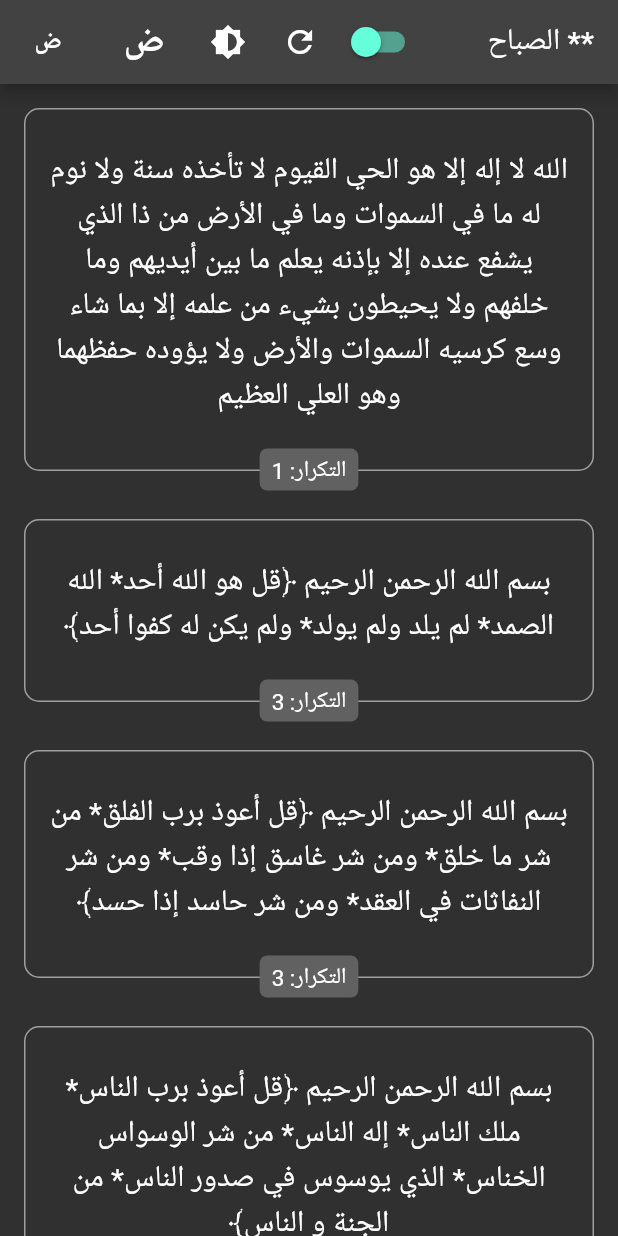
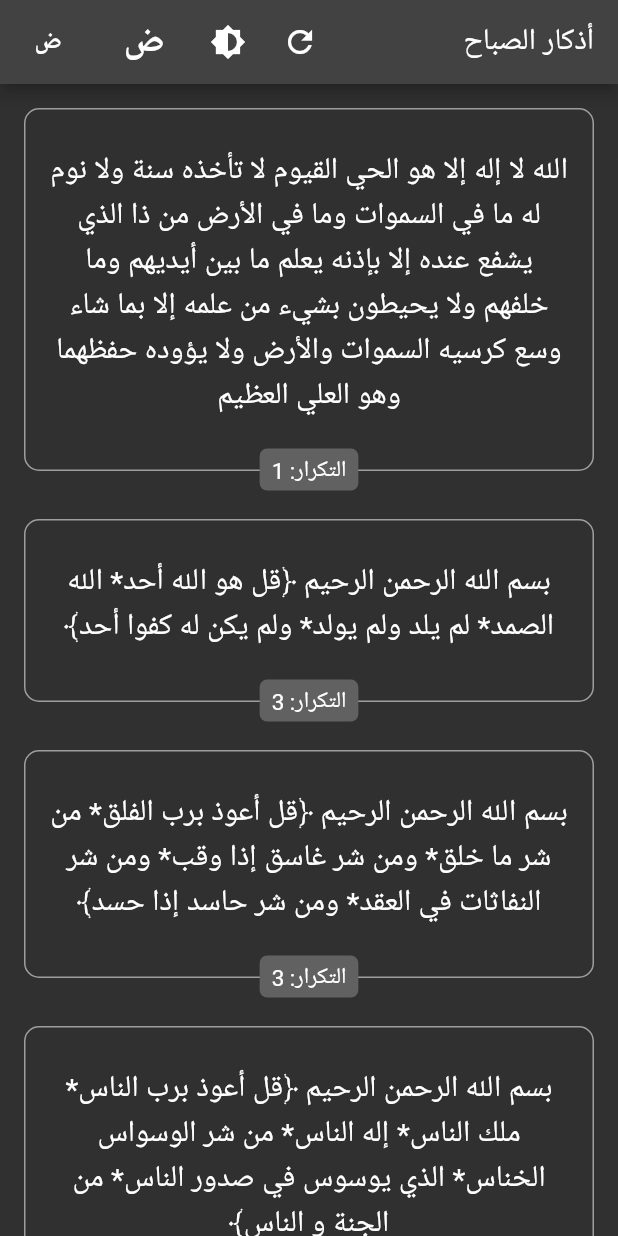
Before and after one commit to ghaithlab/athkarapp, a Flutter app: the screen it shows after launch, on a phone screen of 412 x 824 dp. Run offline on Flutter 3.47's test engine with Material 2 defaults, Android fonts, the phone set to English and light mode, and no system bars; our stand-ins replace shared_preferences; missing offline and left inert: flutter_vibrate.

Commit message:
changes to athkarPage UI

```diff
--- a/lib/athkar/athkarPage.dart
+++ b/lib/athkar/athkarPage.dart
@@ -1,5 +1,6 @@
 import 'package:athkarapp/main.dart';
 
+import '../selectableButton.dart';
 import 'athkar.dart';
 import 'package:flutter/material.dart';
 import 'package:shared_preferences/shared_preferences.dart';
@@ -17,6 +18,8 @@ class _AthkarPageState extends State<AthkarPage> {
   double _fontSize = 0;
   bool _isMorning = true; // Set the initial value to true
   late SharedPreferences _prefs;
+  bool selected = false;
+  String pressedText = "أذكار الصباح";
 //testing
 //testing 2
   @override
@@ -48,22 +51,51 @@ class _AthkarPageState extends State<AthkarPage> {
       textDirection: TextDirection.rtl,
       child: Scaffold(
         appBar: AppBar(
-          title: Text(
-            _isMorning ? '** الصباح' : '** المساء',
-            textAlign: TextAlign.center,
-          ),
+          // title: Text(
+          //   _isMorning ? ' الصباح' : ' المساء',
+          //   textAlign: TextAlign.center,
+          // ),
+
           actions: [
-            // Add the refresh button to the app bar
-            Switch(
-              value: _isMorning,
-              onChanged: (value) {
+            Expanded(
+              child: Row(
+                mainAxisAlignment: MainAxisAlignment.spaceBetween,
+                children: [
+                  Padding(
+                    padding: const EdgeInsets.only(right: 8),
+                    child: TextButton(
+                      style: ButtonStyle(
+                          textStyle: MaterialStateProperty.all(
+                              const TextStyle(fontSize: 20)),
+                          overlayColor:
+                              MaterialStateProperty.all(Colors.grey[600]),
+                          foregroundColor:
+                              MaterialStateProperty.all(Colors.white)),
+                      onPressed: (() {
                         setState(() {
-                  _isMorning = value;
+                          _isMorning = !_isMorning;
                           buildAthkarList();
                         });
-              },
-              // tooltip: 'تبديل بين اذكار الصباح واذكار المساء',
+                      }),
+                      child: Text(
+                        _isMorning ? 'أذكار الصباح' : "أذكار المساء",
                       ),
+                    ),
+                  ),
+                  Row(
+                    children: [
+                      // Add the refresh button to the app bar
+
+                      // Switch(
+                      //   value: _isMorning,
+                      //   onChanged: (value) {
+                      //     setState(() {
+                      //       _isMorning = value;
+                      //       buildAthkarList();
+                      //     });
+                      //   },
+                      //   // tooltip: 'تبديل بين اذكار الصباح واذكار المساء',
+                      // ),
                       IconButton(
                         icon: const Icon(Icons.refresh),
                         onPressed: () {
@@ -77,30 +109,6 @@ class _AthkarPageState extends State<AthkarPage> {
                         icon: const Icon(Icons.brightness_6),
                         onPressed: () {
                           MyApp.of(context)!.changeTheme();
-
-                setState(() {
-                  // Navigator.push(
-                  //   context,
-                  //   MaterialPageRoute(builder: (context) {
-                  //     return Scaffold(
-                  //       body: Center(
-                  //           child: FloatingActionButton(
-                  //         onPressed: () {
-                  //           Navigator.pop(context);
-                  //         },
-                  //         child: Text("test"),
-                  //       )),
-                  //     );
-                  //   }),
-                  // );
-                  // if (widget.themeData == ThemeData.dark()) {
-                  //   widget.themeData = ThemeData.light();
-                  // } else {
-                  //   widget.themeData = ThemeData.dark();
-                  // }
-
-                  //buildAthkarList();
-                });
                         },
                         tooltip: 'تبديل السمة',
                       ),
@@ -135,7 +143,13 @@ class _AthkarPageState extends State<AthkarPage> {
                             fontWeight: FontWeight.w800,
                             fontSize: 16,
                           ),
-                )),
+                        ),
+                      ),
+                    ],
+                  ),
+                ],
+              ),
+            ),
           ],
         ),
         body: AthkarList(
```
Also changed, not shown: lib/selectableButton.dart (added, +98 -0 lines). Lines whose indentation alone changed are shown as unchanged.
